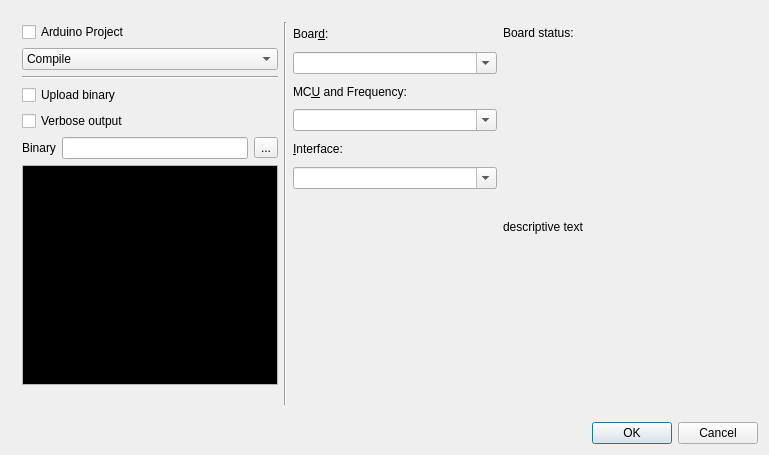
KDE/kdev-embedded, file arduinowindow.ui: the form before one commit.
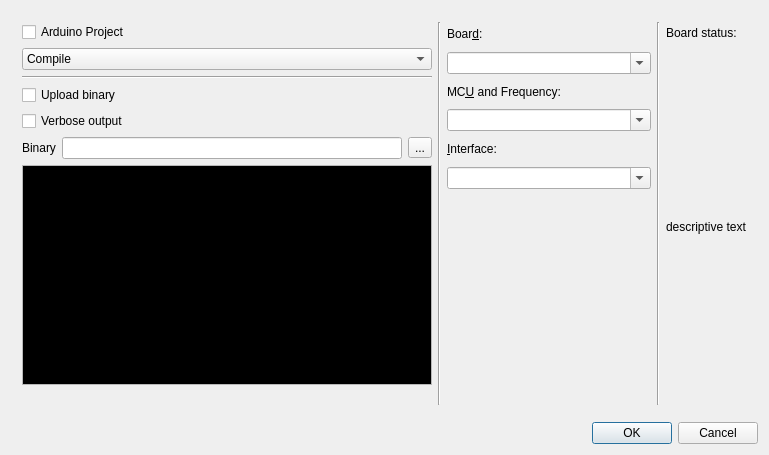
The form after the commit. Custom widgets are drawn as their Qt base class.

Commit message: Board window layout correction in info size policy

The edit to the form file:
```diff
--- a/arduinowindow.ui
+++ b/arduinowindow.ui
@@ -264,7 +264,14 @@
          </layout>
         </item>
         <item>
-         <layout class="QVBoxLayout" name="verticalLayout_7">
+         <widget class="Line" name="line_3">
+          <property name="orientation">
+           <enum>Qt::Vertical</enum>
+          </property>
+         </widget>
+        </item>
+        <item>
+         <layout class="QVBoxLayout" name="verticalLayout_7" stretch="0,0">
           <property name="spacing">
            <number>6</number>
           </property>
@@ -293,7 +300,7 @@
           <item>
            <widget class="QLabel" name="bitext">
             <property name="sizePolicy">
-             <sizepolicy hsizetype="MinimumExpanding" vsizetype="MinimumExpanding">
+             <sizepolicy hsizetype="Preferred" vsizetype="MinimumExpanding">
               <horstretch>0</horstretch>
               <verstretch>0</verstretch>
              </sizepolicy>
```
